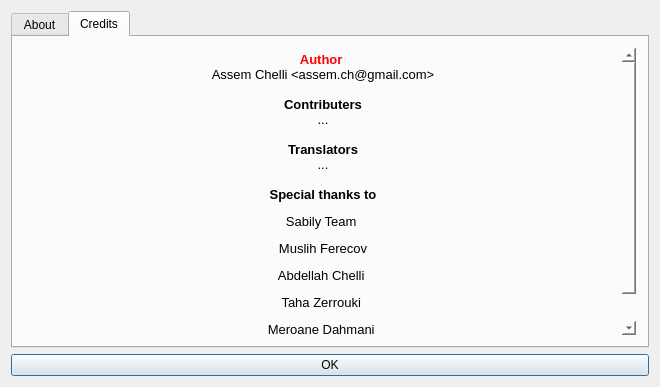
Before: the Qt Designer form src/alfanous-desktop/UI/aboutDlg.ui in Alfanous-team/alfanous, drawn with Qt 5.
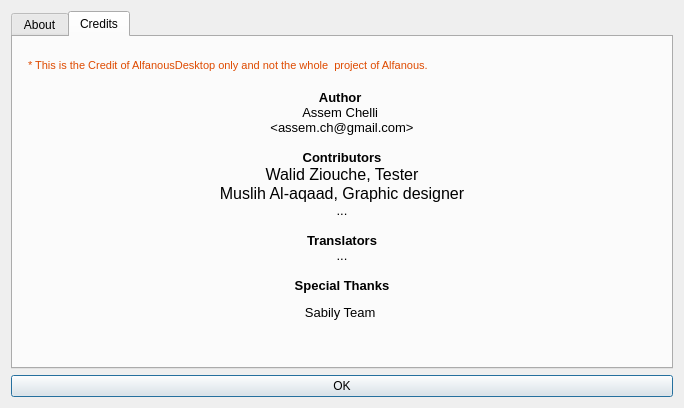
After: the same form once the commit is applied. The open tabs and pages were chosen to show the change.

Commit message: changes on About Dialog of alfanousDesktop

What changed in the file:
```diff
--- a/src/alfanous-desktop/UI/aboutDlg.ui
+++ b/src/alfanous-desktop/UI/aboutDlg.ui
@@ -9,8 +9,8 @@
    <rect>
     <x>0</x>
     <y>0</y>
-    <width>660</width>
-    <height>387</height>
+    <width>684</width>
+    <height>408</height>
    </rect>
   </property>
   <property name="focusPolicy">
@@ -194,22 +194,22 @@
 &lt;html&gt;&lt;head&gt;&lt;meta name=&quot;qrichtext&quot; content=&quot;1&quot; /&gt;&lt;style type=&quot;text/css&quot;&gt;
 p, li { white-space: pre-wrap; }
 &lt;/style&gt;&lt;/head&gt;&lt;body style=&quot; font-family:'Arial'; font-size:12pt; font-weight:400; font-style:normal;&quot;&gt;
-&lt;p align=&quot;center&quot; style=&quot; margin-top:0px; margin-bottom:0px; margin-left:0px; margin-right:0px; -qt-block-indent:0; text-indent:0px;&quot;&gt;&lt;span style=&quot; font-family:'Sans'; font-size:10pt; font-weight:600; color:#ff0000;&quot;&gt;Author &lt;/span&gt;&lt;/p&gt;
-&lt;p align=&quot;center&quot; style=&quot; margin-top:0px; margin-bottom:0px; margin-left:0px; margin-right:0px; -qt-block-indent:0; text-indent:0px;&quot;&gt;&lt;span style=&quot; font-family:'Sans'; font-size:10pt;&quot;&gt;Assem Chelli &amp;lt;assem.ch@gmail.com&amp;gt;&lt;/span&gt;&lt;/p&gt;
-&lt;p align=&quot;center&quot; style=&quot;-qt-paragraph-type:empty; margin-top:0px; margin-bottom:0px; margin-left:0px; margin-right:0px; -qt-block-indent:0; text-indent:0px; font-family:'Sans'; font-size:10pt;&quot;&gt;&lt;/p&gt;
-&lt;p align=&quot;center&quot; style=&quot; margin-top:0px; margin-bottom:0px; margin-left:0px; margin-right:0px; -qt-block-indent:0; text-indent:0px;&quot;&gt;&lt;span style=&quot; font-family:'Sans'; font-size:10pt; font-weight:600;&quot;&gt;Contributers&lt;/span&gt;&lt;/p&gt;
+&lt;p style=&quot; margin-top:0px; margin-bottom:0px; margin-left:0px; margin-right:0px; -qt-block-indent:0; text-indent:0px;&quot;&gt;&lt;span style=&quot; color:#de4a00; vertical-align:sub;&quot;&gt;* This is the Credit of AlfanousDesktop only and not the whole  project of Alfanous.&lt;/span&gt;&lt;/p&gt;
+&lt;p align=&quot;center&quot; style=&quot;-qt-paragraph-type:empty; margin-top:0px; margin-bottom:0px; margin-left:0px; margin-right:0px; -qt-block-indent:0; text-indent:0px;&quot;&gt;&lt;br /&gt;&lt;/p&gt;
+&lt;p align=&quot;center&quot; style=&quot; margin-top:0px; margin-bottom:0px; margin-left:0px; margin-right:0px; -qt-block-indent:0; text-indent:0px;&quot;&gt;&lt;span style=&quot; font-family:'Sans'; font-size:10pt; font-weight:600; color:#000000;&quot;&gt;Author &lt;/span&gt;&lt;/p&gt;
+&lt;p align=&quot;center&quot; style=&quot; margin-top:0px; margin-bottom:0px; margin-left:0px; margin-right:0px; -qt-block-indent:0; text-indent:0px;&quot;&gt;&lt;span style=&quot; font-family:'Sans'; font-size:10pt;&quot;&gt;Assem Chelli &lt;/span&gt;&lt;/p&gt;
+&lt;p align=&quot;center&quot; style=&quot; margin-top:0px; margin-bottom:0px; margin-left:0px; margin-right:0px; -qt-block-indent:0; text-indent:0px;&quot;&gt;&lt;span style=&quot; font-family:'Sans'; font-size:10pt;&quot;&gt;&amp;lt;assem.ch@gmail.com&amp;gt;&lt;/span&gt;&lt;/p&gt;
+&lt;p align=&quot;center&quot; style=&quot;-qt-paragraph-type:empty; margin-top:0px; margin-bottom:0px; margin-left:0px; margin-right:0px; -qt-block-indent:0; text-indent:0px; font-family:'Sans'; font-size:10pt;&quot;&gt;&lt;br /&gt;&lt;/p&gt;
+&lt;p align=&quot;center&quot; style=&quot; margin-top:0px; margin-bottom:0px; margin-left:0px; margin-right:0px; -qt-block-indent:0; text-indent:0px;&quot;&gt;&lt;span style=&quot; font-family:'Sans'; font-size:10pt; font-weight:600;&quot;&gt;Contributors&lt;/span&gt;&lt;/p&gt;
+&lt;p align=&quot;center&quot; style=&quot; margin-top:0px; margin-bottom:0px; margin-left:0px; margin-right:0px; -qt-block-indent:0; text-indent:0px;&quot;&gt;Walid Ziouche, Tester&lt;/p&gt;
+&lt;p align=&quot;center&quot; style=&quot; margin-top:0px; margin-bottom:0px; margin-left:0px; margin-right:0px; -qt-block-indent:0; text-indent:0px;&quot;&gt;Muslih Al-aqaad, Graphic designer&lt;/p&gt;
 &lt;p align=&quot;center&quot; style=&quot; margin-top:0px; margin-bottom:0px; margin-left:0px; margin-right:0px; -qt-block-indent:0; text-indent:0px;&quot;&gt;&lt;span style=&quot; font-family:'Sans'; font-size:10pt;&quot;&gt;...&lt;/span&gt;&lt;/p&gt;
-&lt;p align=&quot;center&quot; style=&quot;-qt-paragraph-type:empty; margin-top:0px; margin-bottom:0px; margin-left:0px; margin-right:0px; -qt-block-indent:0; text-indent:0px; font-family:'Sans'; font-size:10pt; font-weight:600; color:#000000;&quot;&gt;&lt;/p&gt;
+&lt;p align=&quot;center&quot; style=&quot;-qt-paragraph-type:empty; margin-top:0px; margin-bottom:0px; margin-left:0px; margin-right:0px; -qt-block-indent:0; text-indent:0px; font-family:'Sans'; font-size:10pt; font-weight:600;&quot;&gt;&lt;br /&gt;&lt;/p&gt;
 &lt;p align=&quot;center&quot; style=&quot; margin-top:0px; margin-bottom:0px; margin-left:0px; margin-right:0px; -qt-block-indent:0; text-indent:0px;&quot;&gt;&lt;span style=&quot; font-family:'Sans'; font-size:10pt; font-weight:600; color:#000000;&quot;&gt;Translators&lt;/span&gt;&lt;/p&gt;
 &lt;p align=&quot;center&quot; style=&quot; margin-top:0px; margin-bottom:0px; margin-left:0px; margin-right:0px; -qt-block-indent:0; text-indent:0px;&quot;&gt;&lt;span style=&quot; font-family:'Sans'; font-size:10pt;&quot;&gt;...&lt;/span&gt;&lt;/p&gt;
-&lt;p align=&quot;center&quot; style=&quot;-qt-paragraph-type:empty; margin-top:0px; margin-bottom:0px; margin-left:0px; margin-right:0px; -qt-block-indent:0; text-indent:0px; font-family:'Sans'; font-size:10pt;&quot;&gt;&lt;/p&gt;
-&lt;p align=&quot;center&quot; style=&quot; margin-top:0px; margin-bottom:12px; margin-left:0px; margin-right:0px; -qt-block-indent:0; text-indent:0px;&quot;&gt;&lt;span style=&quot; font-family:'Sans'; font-size:10pt; font-weight:600; color:#000000;&quot;&gt;Special thanks to&lt;/span&gt;&lt;/p&gt;
-&lt;p align=&quot;center&quot; style=&quot; margin-top:0px; margin-bottom:12px; margin-left:0px; margin-right:0px; -qt-block-indent:0; text-indent:0px;&quot;&gt;&lt;span style=&quot; font-family:'Sans'; font-size:10pt;&quot;&gt;Sabily Team &lt;/span&gt;&lt;/p&gt;
-&lt;p align=&quot;center&quot; style=&quot; margin-top:0px; margin-bottom:12px; margin-left:0px; margin-right:0px; -qt-block-indent:0; text-indent:0px;&quot;&gt;&lt;span style=&quot; font-family:'Sans'; font-size:10pt;&quot;&gt;Muslih Ferecov&lt;/span&gt;&lt;/p&gt;
-&lt;p align=&quot;center&quot; style=&quot; margin-top:0px; margin-bottom:12px; margin-left:0px; margin-right:0px; -qt-block-indent:0; text-indent:0px;&quot;&gt;&lt;span style=&quot; font-family:'Sans'; font-size:10pt;&quot;&gt;Abdellah Chelli &lt;/span&gt;&lt;/p&gt;
-&lt;p align=&quot;center&quot; style=&quot; margin-top:0px; margin-bottom:12px; margin-left:0px; margin-right:0px; -qt-block-indent:0; text-indent:0px;&quot;&gt;&lt;span style=&quot; font-family:'Sans'; font-size:10pt;&quot;&gt;Taha Zerrouki &lt;/span&gt;&lt;/p&gt;
-&lt;p align=&quot;center&quot; style=&quot; margin-top:0px; margin-bottom:12px; margin-left:0px; margin-right:0px; -qt-block-indent:0; text-indent:0px;&quot;&gt;&lt;span style=&quot; font-family:'Sans'; font-size:10pt;&quot;&gt;Meroane Dahmani &lt;/span&gt;&lt;/p&gt;
-&lt;p style=&quot;-qt-paragraph-type:empty; margin-top:0px; margin-bottom:12px; margin-left:0px; margin-right:0px; -qt-block-indent:1; text-indent:0px; font-family:'Sans'; font-size:10pt; font-weight:600; color:#0000ff;&quot;&gt;&lt;/p&gt;&lt;/body&gt;&lt;/html&gt;</string>
+&lt;p align=&quot;center&quot; style=&quot;-qt-paragraph-type:empty; margin-top:0px; margin-bottom:0px; margin-left:0px; margin-right:0px; -qt-block-indent:0; text-indent:0px; font-family:'Sans'; font-size:10pt;&quot;&gt;&lt;br /&gt;&lt;/p&gt;
+&lt;p align=&quot;center&quot; style=&quot; margin-top:0px; margin-bottom:12px; margin-left:0px; margin-right:0px; -qt-block-indent:0; text-indent:0px;&quot;&gt;&lt;span style=&quot; font-family:'Sans'; font-size:10pt; font-weight:600; color:#000000;&quot;&gt;Special Thanks&lt;/span&gt;&lt;/p&gt;
+&lt;p align=&quot;center&quot; style=&quot; margin-top:0px; margin-bottom:12px; margin-left:0px; margin-right:0px; -qt-block-indent:0; text-indent:0px;&quot;&gt;&lt;span style=&quot; font-family:'Sans'; font-size:10pt;&quot;&gt;Sabily Team &lt;/span&gt;&lt;/p&gt;&lt;/body&gt;&lt;/html&gt;</string>
          </property>
          <property name="overwriteMode">
           <bool>true</bool>
```
Left out of the diff: 20 changed lines with no effect on the pictures.
